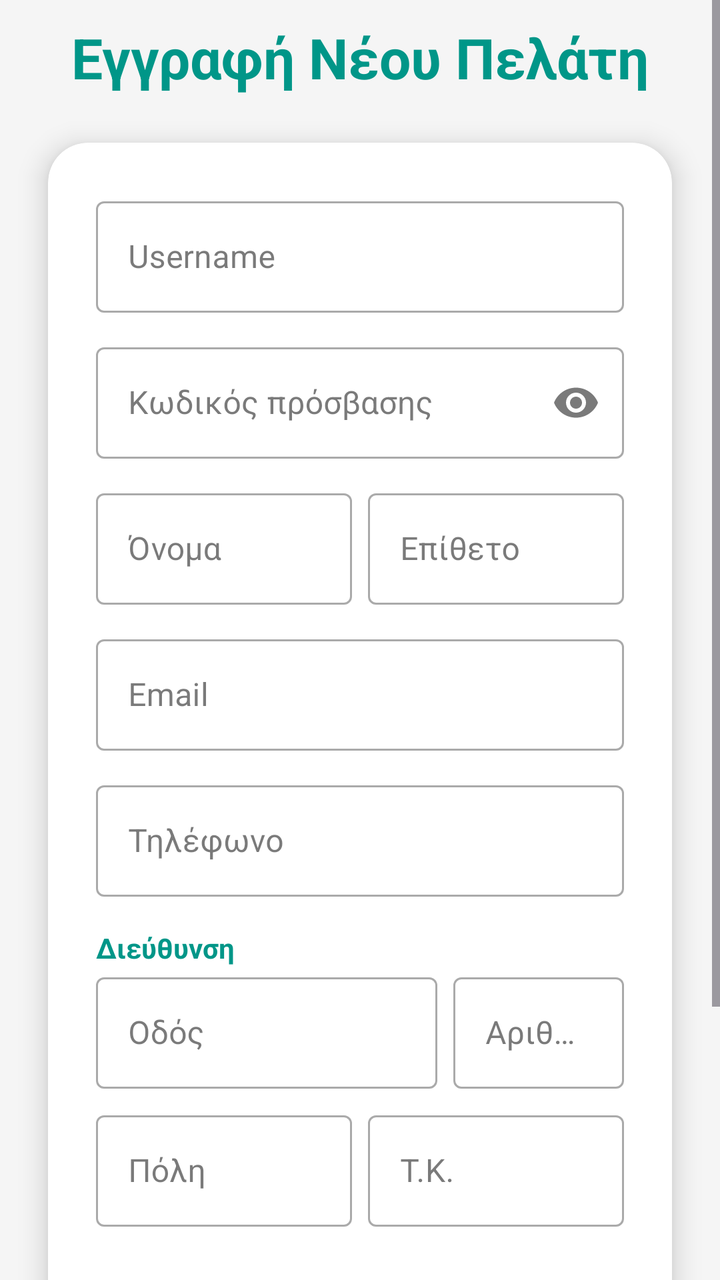
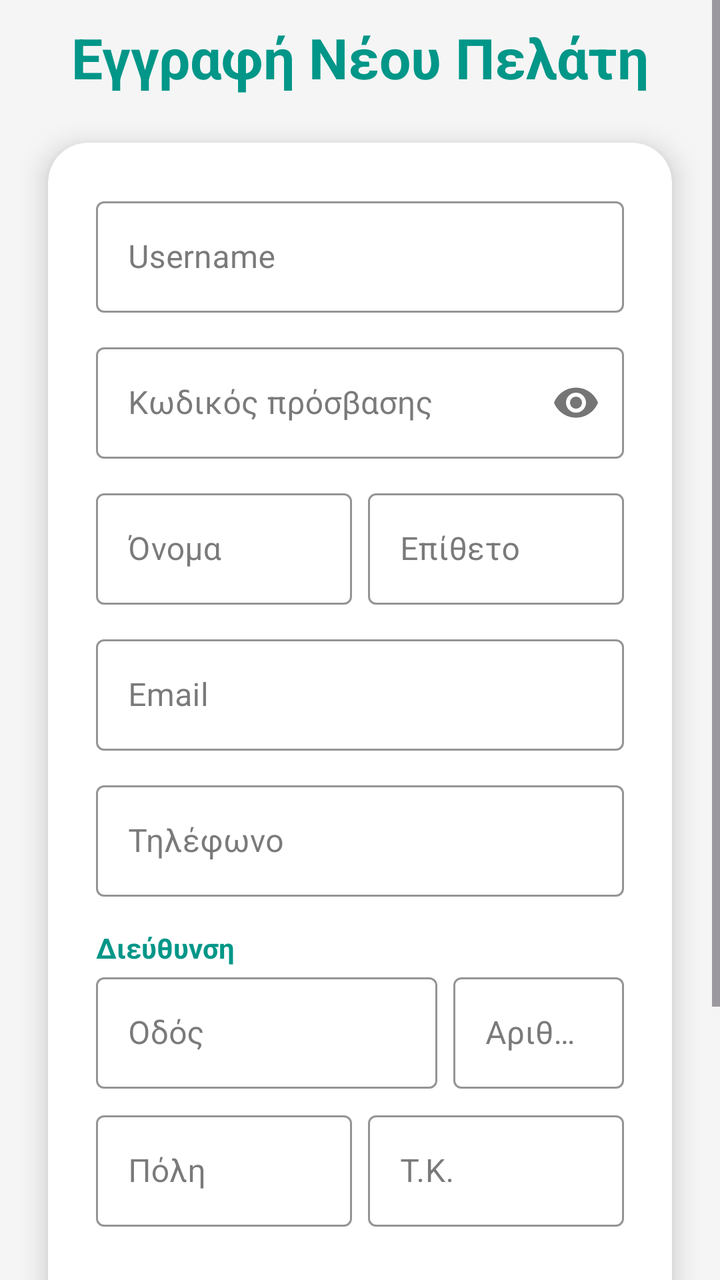

Screens rendered from an Android XML layout before and after an edit, with the pre-edit source and the edit as a unified diff.
<!-- AndroidManifest.xml: application theme Theme.Team21 -->
<!-- res/layout/activity_register.xml -->
<?xml version="1.0" encoding="utf-8"?>
<ScrollView xmlns:android="http://schemas.android.com/apk/res/android"
    xmlns:app="http://schemas.android.com/apk/res-auto"
    xmlns:tools="http://schemas.android.com/tools"
    android:layout_width="match_parent"
    android:layout_height="match_parent"
    android:background="#F5F5F5"
    android:fillViewport="true">

    <androidx.constraintlayout.widget.ConstraintLayout
        android:id="@+id/registerActivity"
        android:layout_width="match_parent"
        android:layout_height="wrap_content"
        android:paddingBottom="24dp"
        tools:context=".view.user.register.RegisterActivity">

        <TextView
            android:id="@+id/txtRegisterHeader"
            android:layout_width="wrap_content"
            android:layout_height="wrap_content"
            android:layout_marginTop="10dp"
            android:text="Εγγραφή Νέου Πελάτη"
            android:textColor="#009688"
            android:textSize="28sp"
            android:textStyle="bold"
            app:layout_constraintEnd_toEndOf="parent"
            app:layout_constraintStart_toStartOf="parent"
            app:layout_constraintTop_toTopOf="parent" />

        <androidx.cardview.widget.CardView
            android:id="@+id/registerCardView"
            android:layout_width="0dp"
            android:layout_height="wrap_content"
            android:layout_marginStart="24dp"
            android:layout_marginTop="24dp"
            android:layout_marginEnd="24dp"
            app:cardBackgroundColor="@android:color/white"
            app:cardCornerRadius="20dp"
            app:cardElevation="8dp"
            app:layout_constraintEnd_toEndOf="parent"
            app:layout_constraintStart_toStartOf="parent"
            app:layout_constraintTop_toBottomOf="@+id/txtRegisterHeader">

            <LinearLayout
                android:layout_width="match_parent"
                android:layout_height="wrap_content"
                android:orientation="vertical"
                android:padding="24dp">

                <com.google.android.material.textfield.TextInputLayout
                    style="@style/Widget.MaterialComponents.TextInputLayout.OutlinedBox"
                    android:layout_width="match_parent"
                    android:layout_height="wrap_content"
                    android:hint="Username">

                    <com.google.android.material.textfield.TextInputEditText
                        android:id="@+id/edtRegisterUsername"
                        android:layout_width="match_parent"
                        android:layout_height="wrap_content"
                        android:inputType="text" />
                </com.google.android.material.textfield.TextInputLayout>

                <com.google.android.material.textfield.TextInputLayout
                    style="@style/Widget.MaterialComponents.TextInputLayout.OutlinedBox"
                    android:layout_width="match_parent"
                    android:layout_height="wrap_content"
                    android:layout_marginTop="12dp"
                    android:hint="Κωδικός πρόσβασης"
                    app:endIconMode="password_toggle">

                    <com.google.android.material.textfield.TextInputEditText
                        android:id="@+id/edtRegisterPassword"
                        android:layout_width="match_parent"
                        android:layout_height="wrap_content"
                        android:inputType="textPassword" />
                </com.google.android.material.textfield.TextInputLayout>

                <LinearLayout
                    android:layout_width="match_parent"
                    android:layout_height="wrap_content"
                    android:layout_marginTop="12dp"
                    android:orientation="horizontal">

                    <com.google.android.material.textfield.TextInputLayout
                        style="@style/Widget.MaterialComponents.TextInputLayout.OutlinedBox"
                        android:layout_width="0dp"
                        android:layout_height="wrap_content"
                        android:layout_weight="1"
                        android:layout_marginEnd="4dp"
                        android:hint="Όνομα">

                        <com.google.android.material.textfield.TextInputEditText
                            android:id="@+id/edtRegisterName"
                            android:layout_width="match_parent"
                            android:layout_height="wrap_content"
                            android:inputType="textPersonName" />
                    </com.google.android.material.textfield.TextInputLayout>

                    <com.google.android.material.textfield.TextInputLayout
                        style="@style/Widget.MaterialComponents.TextInputLayout.OutlinedBox"
                        android:layout_width="0dp"
                        android:layout_height="wrap_content"
                        android:layout_weight="1"
                        android:layout_marginStart="4dp"
                        android:hint="Επίθετο">

                        <com.google.android.material.textfield.TextInputEditText
                            android:id="@+id/edtRegisterSurname"
                            android:layout_width="match_parent"
                            android:layout_height="wrap_content"
                            android:inputType="textPersonName" />
                    </com.google.android.material.textfield.TextInputLayout>
                </LinearLayout>

                <com.google.android.material.textfield.TextInputLayout
                    style="@style/Widget.MaterialComponents.TextInputLayout.OutlinedBox"
                    android:layout_width="match_parent"
                    android:layout_height="wrap_content"
                    android:layout_marginTop="12dp"
                    android:hint="Email">

                    <com.google.android.material.textfield.TextInputEditText
                        android:id="@+id/edtRegisterEmail"
                        android:layout_width="match_parent"
                        android:layout_height="wrap_content"
                        android:inputType="textEmailAddress" />
                </com.google.android.material.textfield.TextInputLayout>

                <com.google.android.material.textfield.TextInputLayout
                    style="@style/Widget.MaterialComponents.TextInputLayout.OutlinedBox"
                    android:layout_width="match_parent"
                    android:layout_height="wrap_content"
                    android:layout_marginTop="12dp"
                    android:hint="Τηλέφωνο">

                    <com.google.android.material.textfield.TextInputEditText
                        android:id="@+id/edtRegisterPhone"
                        android:layout_width="match_parent"
                        android:layout_height="wrap_content"
                        android:inputType="phone" />
                </com.google.android.material.textfield.TextInputLayout>

                <TextView
                    android:layout_width="wrap_content"
                    android:layout_height="wrap_content"
                    android:layout_marginTop="16dp"
                    android:text="Διεύθυνση"
                    android:textColor="#009688"
                    android:textStyle="bold" />

                <LinearLayout
                    android:layout_width="match_parent"
                    android:layout_height="wrap_content"
                    android:orientation="horizontal">

                    <com.google.android.material.textfield.TextInputLayout
                        style="@style/Widget.MaterialComponents.TextInputLayout.OutlinedBox"
                        android:layout_width="0dp"
                        android:layout_height="wrap_content"
                        android:layout_weight="2"
                        android:layout_marginEnd="4dp"
                        android:hint="Οδός">

                        <com.google.android.material.textfield.TextInputEditText
                            android:id="@+id/edtRegisterStreet"
                            android:layout_width="match_parent"
                            android:layout_height="wrap_content" />
                    </com.google.android.material.textfield.TextInputLayout>

                    <com.google.android.material.textfield.TextInputLayout
                        style="@style/Widget.MaterialComponents.TextInputLayout.OutlinedBox"
                        android:layout_width="0dp"
                        android:layout_height="wrap_content"
                        android:layout_weight="1"
                        android:layout_marginStart="4dp"
                        android:hint="Αριθμός">

                        <com.google.android.material.textfield.TextInputEditText
                            android:id="@+id/edtRegisterNumber"
                            android:layout_width="match_parent"
                            android:layout_height="wrap_content" />
                    </com.google.android.material.textfield.TextInputLayout>
                </LinearLayout>

                <LinearLayout
                    android:layout_width="match_parent"
                    android:layout_height="wrap_content"
                    android:layout_marginTop="8dp"
                    android:orientation="horizontal">

                    <com.google.android.material.textfield.TextInputLayout
                        style="@style/Widget.MaterialComponents.TextInputLayout.OutlinedBox"
                        android:layout_width="0dp"
                        android:layout_height="wrap_content"
                        android:layout_weight="1"
                        android:layout_marginEnd="4dp"
                        android:hint="Πόλη">

                        <com.google.android.material.textfield.TextInputEditText
                            android:id="@+id/edtRegisterCity"
                            android:layout_width="match_parent"
                            android:layout_height="wrap_content" />
                    </com.google.android.material.textfield.TextInputLayout>

                    <com.google.android.material.textfield.TextInputLayout
                        style="@style/Widget.MaterialComponents.TextInputLayout.OutlinedBox"
                        android:layout_width="0dp"
                        android:layout_height="wrap_content"
                        android:layout_weight="1"
                        android:layout_marginStart="4dp"
                        android:hint="Τ.Κ.">

                        <com.google.android.material.textfield.TextInputEditText
                            android:id="@+id/edtRegisterZip"
                            android:layout_width="match_parent"
                            android:layout_height="wrap_content"
                            android:inputType="number" />
                    </com.google.android.material.textfield.TextInputLayout>
                </LinearLayout>

                <com.google.android.material.button.MaterialButton
                    android:id="@+id/btnRegister"
                    android:layout_width="match_parent"
                    android:layout_height="60dp"
                    android:layout_marginTop="24dp"
                    android:backgroundTint="#009688"
                    android:text="ΕΓΓΡΑΦΗ"
                    android:textSize="16sp"
                    android:textStyle="bold"
                    app:cornerRadius="30dp" />

            </LinearLayout>
        </androidx.cardview.widget.CardView>

        <TextView
            android:id="@+id/txtLoginPrompt"
            android:layout_width="wrap_content"
            android:layout_height="wrap_content"
            android:layout_marginTop="24dp"
            android:layout_marginBottom="24dp"
            android:text="Έχεις ήδη λογαριασμό; "
            android:textColor="#555555"
            android:textSize="15sp"
            app:layout_constraintBottom_toBottomOf="parent"
            app:layout_constraintEnd_toStartOf="@+id/txtLoginLink"
            app:layout_constraintHorizontal_chainStyle="packed"
            app:layout_constraintStart_toStartOf="parent"
            app:layout_constraintTop_toBottomOf="@+id/registerCardView" />

        <TextView
            android:id="@+id/txtLoginLink"
            android:layout_width="wrap_content"
            android:layout_height="wrap_content"
            android:background="?attr/selectableItemBackground"
            android:clickable="true"
            android:focusable="true"
            android:text="Σύνδεση"
            android:textColor="#009688"
            android:textSize="15sp"
            android:textStyle="bold"
            app:layout_constraintBaseline_toBaselineOf="@+id/txtLoginPrompt"
            app:layout_constraintEnd_toEndOf="parent"
            app:layout_constraintStart_toEndOf="@+id/txtLoginPrompt" />

    </androidx.constraintlayout.widget.ConstraintLayout>
</ScrollView>
<!-- resources referenced by this layout -->
<resources>
  <style name="Theme.Team21" parent="Base.Theme.Team21" />
  <style name="Base.Theme.Team21" parent="Theme.Material3.DayNight.NoActionBar">
  
          
          <item name="android:windowBackground">@color/bg_light</item>
          <item name="colorSurface">@color/card_light</item>
          <item name="colorSurfaceVariant">@color/input_bg_light</item>
  
          
          <item name="colorOnSurface">@color/text_dark</item>
          <item name="colorOnSurfaceVariant">@color/text_muted_light</item>
  
          <item name="colorOnPrimary">@color/white</item>
  
          
          <item name="colorPrimary">@color/eshop_primary</item>
          <item name="colorSecondary">@color/eshop_accent</item>
  
          <item name="colorError">@color/error_red_light</item>
  
          
          <item name="android:statusBarColor">@color/bg_light</item>
          <item name="android:windowLightStatusBar">true</item>
  
          
          <item name="colorFilterActive">@color/filter_active_light</item>
          <item name="colorFilterUnselected">@color/filter_bg_unselected_light</item>
  
          
          <item name="colorMenuButton">@color/teal_menu_light</item>
      </style>
  <color name="bg_light">#F5F5F5</color>
  <color name="card_light">#FFFFFF</color>
  <color name="input_bg_light">#EBEBEB</color>
  <color name="text_dark">#212121</color>
  <color name="text_muted_light">#757575</color>
  <color name="white">#FFFFFFFF</color>
  <color name="eshop_primary">#2962FF</color>
  <color name="eshop_accent">#FF6D00</color>
  <color name="error_red_light">#D32F2F</color>
  <color name="filter_active_light">#2962FF</color>
  <color name="filter_bg_unselected_light">#E0E0E0</color>
  <color name="teal_menu_light">#009688</color>
</resources>

<!-- the commit's change to res/layout/activity_register.xml (unified diff, before → after) -->
@@ -4,7 +4,7 @@
     xmlns:tools="http://schemas.android.com/tools"
     android:layout_width="match_parent"
     android:layout_height="match_parent"
-    android:background="#F5F5F5"
+    android:background="?android:attr/windowBackground"
     android:fillViewport="true">
 
     <androidx.constraintlayout.widget.ConstraintLayout
@@ -20,7 +20,7 @@
             android:layout_height="wrap_content"
             android:layout_marginTop="10dp"
             android:text="Εγγραφή Νέου Πελάτη"
-            android:textColor="#009688"
+            android:textColor="?attr/colorMenuButton"
             android:textSize="28sp"
             android:textStyle="bold"
             app:layout_constraintEnd_toEndOf="parent"
@@ -34,7 +34,7 @@
             android:layout_marginStart="24dp"
             android:layout_marginTop="24dp"
             android:layout_marginEnd="24dp"
-            app:cardBackgroundColor="@android:color/white"
+            app:cardBackgroundColor="?attr/colorSurface"
             app:cardCornerRadius="20dp"
             app:cardElevation="8dp"
             app:layout_constraintEnd_toEndOf="parent"
@@ -51,12 +51,15 @@
                     style="@style/Widget.MaterialComponents.TextInputLayout.OutlinedBox"
                     android:layout_width="match_parent"
                     android:layout_height="wrap_content"
+                    app:boxBackgroundColor="?attr/colorSurface"
+                    app:boxStrokeColor="?attr/colorPrimary"
                     android:hint="Username">
 
                     <com.google.android.material.textfield.TextInputEditText
                         android:id="@+id/edtRegisterUsername"
                         android:layout_width="match_parent"
                         android:layout_height="wrap_content"
+                        android:textColor="?attr/colorOnSurface"
                         android:inputType="text" />
                 </com.google.android.material.textfield.TextInputLayout>
 
@@ -65,13 +68,17 @@
                     android:layout_width="match_parent"
                     android:layout_height="wrap_content"
                     android:layout_marginTop="12dp"
+                    app:boxBackgroundColor="?attr/colorSurface"
+                    app:boxStrokeColor="?attr/colorPrimary"
                     android:hint="Κωδικός πρόσβασης"
-                    app:endIconMode="password_toggle">
+                    app:endIconMode="password_toggle"
+                    app:endIconTint="?attr/colorOnSurfaceVariant">
 
                     <com.google.android.material.textfield.TextInputEditText
                         android:id="@+id/edtRegisterPassword"
                         android:layout_width="match_parent"
                         android:layout_height="wrap_content"
+                        android:textColor="?attr/colorOnSurface"
                         android:inputType="textPassword" />
                 </com.google.android.material.textfield.TextInputLayout>
 
@@ -87,12 +94,15 @@
                         android:layout_height="wrap_content"
                         android:layout_weight="1"
                         android:layout_marginEnd="4dp"
+                        app:boxBackgroundColor="?attr/colorSurface"
+                        app:boxStrokeColor="?attr/colorPrimary"
                         android:hint="Όνομα">
 
                         <com.google.android.material.textfield.TextInputEditText
                             android:id="@+id/edtRegisterName"
                             android:layout_width="match_parent"
                             android:layout_height="wrap_content"
+                            android:textColor="?attr/colorOnSurface"
                             android:inputType="textPersonName" />
                     </com.google.android.material.textfield.TextInputLayout>
 
@@ -102,12 +112,15 @@
                         android:layout_height="wrap_content"
                         android:layout_weight="1"
                         android:layout_marginStart="4dp"
+                        app:boxBackgroundColor="?attr/colorSurface"
+                        app:boxStrokeColor="?attr/colorPrimary"
                         android:hint="Επίθετο">
 
                         <com.google.android.material.textfield.TextInputEditText
                             android:id="@+id/edtRegisterSurname"
                             android:layout_width="match_parent"
                             android:layout_height="wrap_content"
+                            android:textColor="?attr/colorOnSurface"
                             android:inputType="textPersonName" />
                     </com.google.android.material.textfield.TextInputLayout>
                 </LinearLayout>
@@ -117,12 +130,15 @@
                     android:layout_width="match_parent"
                     android:layout_height="wrap_content"
                     android:layout_marginTop="12dp"
+                    app:boxBackgroundColor="?attr/colorSurface"
+                    app:boxStrokeColor="?attr/colorPrimary"
                     android:hint="Email">
 
                     <com.google.android.material.textfield.TextInputEditText
                         android:id="@+id/edtRegisterEmail"
                         android:layout_width="match_parent"
                         android:layout_height="wrap_content"
+                        android:textColor="?attr/colorOnSurface"
                         android:inputType="textEmailAddress" />
                 </com.google.android.material.textfield.TextInputLayout>
 
@@ -131,12 +147,15 @@
                     android:layout_width="match_parent"
                     android:layout_height="wrap_content"
                     android:layout_marginTop="12dp"
+                    app:boxBackgroundColor="?attr/colorSurface"
+                    app:boxStrokeColor="?attr/colorPrimary"
                     android:hint="Τηλέφωνο">
 
                     <com.google.android.material.textfield.TextInputEditText
                         android:id="@+id/edtRegisterPhone"
                         android:layout_width="match_parent"
                         android:layout_height="wrap_content"
+                        android:textColor="?attr/colorOnSurface"
                         android:inputType="phone" />
                 </com.google.android.material.textfield.TextInputLayout>
 
@@ -145,7 +164,7 @@
                     android:layout_height="wrap_content"
                     android:layout_marginTop="16dp"
                     android:text="Διεύθυνση"
-                    android:textColor="#009688"
+                    android:textColor="?attr/colorMenuButton"
                     android:textStyle="bold" />
 
                 <LinearLayout
@@ -159,12 +178,15 @@
                         android:layout_height="wrap_content"
                         android:layout_weight="2"
                         android:layout_marginEnd="4dp"
+                        app:boxBackgroundColor="?attr/colorSurface"
+                        app:boxStrokeColor="?attr/colorPrimary"
                         android:hint="Οδός">
 
                         <com.google.android.material.textfield.TextInputEditText
                             android:id="@+id/edtRegisterStreet"
                             android:layout_width="match_parent"
-                            android:layout_height="wrap_content" />
+                            android:layout_height="wrap_content"
+                            android:textColor="?attr/colorOnSurface" />
                     </com.google.android.material.textfield.TextInputLayout>
 
                     <com.google.android.material.textfield.TextInputLayout
@@ -173,12 +195,15 @@
                         android:layout_height="wrap_content"
                         android:layout_weight="1"
                         android:layout_marginStart="4dp"
+                        app:boxBackgroundColor="?attr/colorSurface"
+                        app:boxStrokeColor="?attr/colorPrimary"
                         android:hint="Αριθμός">
 
                         <com.google.android.material.textfield.TextInputEditText
                             android:id="@+id/edtRegisterNumber"
                             android:layout_width="match_parent"
-                            android:layout_height="wrap_content" />
+                            android:layout_height="wrap_content"
+                            android:textColor="?attr/colorOnSurface" />
                     </com.google.android.material.textfield.TextInputLayout>
                 </LinearLayout>
 
@@ -194,12 +219,15 @@
                         android:layout_height="wrap_content"
                         android:layout_weight="1"
                         android:layout_marginEnd="4dp"
+                        app:boxBackgroundColor="?attr/colorSurface"
+                        app:boxStrokeColor="?attr/colorPrimary"
                         android:hint="Πόλη">
 
                         <com.google.android.material.textfield.TextInputEditText
                             android:id="@+id/edtRegisterCity"
                             android:layout_width="match_parent"
-                            android:layout_height="wrap_content" />
+                            android:layout_height="wrap_content"
+                            android:textColor="?attr/colorOnSurface" />
                     </com.google.android.material.textfield.TextInputLayout>
 
                     <com.google.android.material.textfield.TextInputLayout
@@ -208,12 +236,15 @@
                         android:layout_height="wrap_content"
                         android:layout_weight="1"
                         android:layout_marginStart="4dp"
+                        app:boxBackgroundColor="?attr/colorSurface"
+                        app:boxStrokeColor="?attr/colorPrimary"
                         android:hint="Τ.Κ.">
 
                         <com.google.android.material.textfield.TextInputEditText
                             android:id="@+id/edtRegisterZip"
                             android:layout_width="match_parent"
                             android:layout_height="wrap_content"
+                            android:textColor="?attr/colorOnSurface"
                             android:inputType="number" />
                     </com.google.android.material.textfield.TextInputLayout>
                 </LinearLayout>
@@ -223,7 +254,8 @@
                     android:layout_width="match_parent"
                     android:layout_height="60dp"
                     android:layout_marginTop="24dp"
-                    android:backgroundTint="#009688"
+                    android:backgroundTint="?attr/colorMenuButton"
+                    android:textColor="?attr/colorOnPrimary"
                     android:text="ΕΓΓΡΑΦΗ"
                     android:textSize="16sp"
                     android:textStyle="bold"
@@ -239,7 +271,7 @@
             android:layout_marginTop="24dp"
             android:layout_marginBottom="24dp"
             android:text="Έχεις ήδη λογαριασμό; "
-            android:textColor="#555555"
+            android:textColor="?attr/colorOnSurfaceVariant"
             android:textSize="15sp"
             app:layout_constraintBottom_toBottomOf="parent"
             app:layout_constraintEnd_toStartOf="@+id/txtLoginLink"
@@ -255,7 +287,7 @@
             android:clickable="true"
             android:focusable="true"
             android:text="Σύνδεση"
-            android:textColor="#009688"
+            android:textColor="?attr/colorMenuButton"
             android:textSize="15sp"
             android:textStyle="bold"
             app:layout_constraintBaseline_toBaselineOf="@+id/txtLoginPrompt"
